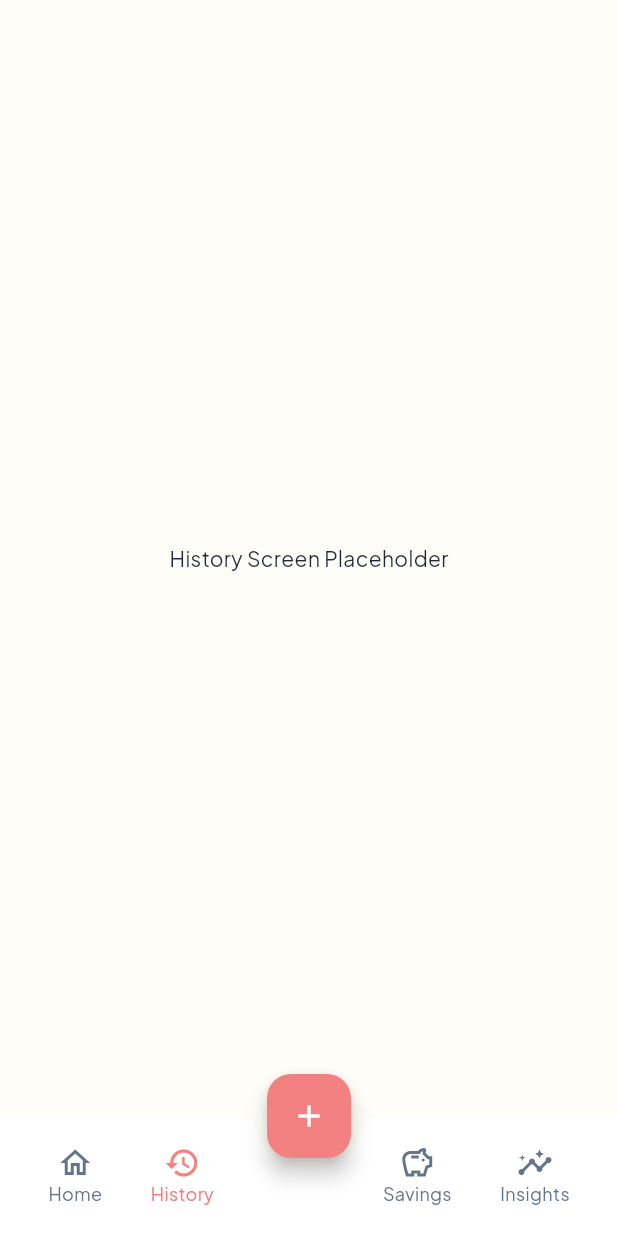
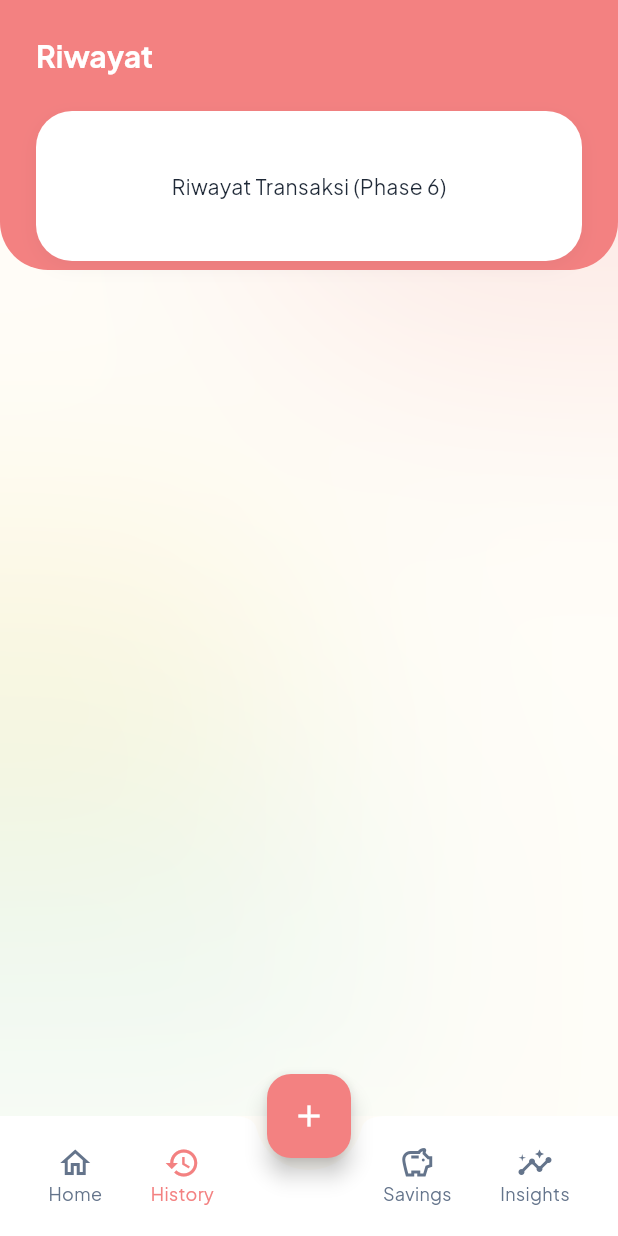
Before and after one commit to elfnc/sakuin, a Flutter app: the HistoryScreen screen opened by its route, on a phone screen of 412 x 824 dp. Run offline on Flutter 3.47's test engine with Material 3 defaults, Android fonts, the phone set to English and light mode, and no system bars; our stand-ins replace drift, flutter_riverpod, go_router, google_fonts, riverpod_annotation; accounts and stored records are empty; generated files the repository leaves out were written again.

Commit message:
Add curved headers to shell screens

```diff
--- a/lib/features/transaction/presentation/screens/history_screen.dart
+++ b/lib/features/transaction/presentation/screens/history_screen.dart
@@ -1,13 +1,69 @@
 import 'package:flutter/material.dart';
+
+import 'package:sakuin/core/constants/app_colors.dart';
+import 'package:sakuin/core/constants/app_spacing.dart';
 
 class HistoryScreen extends StatelessWidget {
   const HistoryScreen({super.key});
 
   @override
   Widget build(BuildContext context) {
-    return const Scaffold(
-      body: Center(
-        child: Text('History Screen Placeholder'),
+    return Scaffold(
+      backgroundColor: Colors.transparent,
+      body: Stack(
+        children: [
+          // Curved Header Background
+          Positioned(
+            top: 0,
+            left: 0,
+            right: 0,
+            height: 180,
+            child: Container(
+              decoration: const BoxDecoration(
+                color: AppColors.primary,
+                borderRadius: BorderRadius.vertical(bottom: Radius.circular(32)),
+              ),
+            ),
+          ),
+          // Content
+          SafeArea(
+            bottom: false,
+            child: Column(
+              crossAxisAlignment: CrossAxisAlignment.stretch,
+              children: [
+                Padding(
+                  padding: const EdgeInsets.all(AppSpacing.s24),
+                  child: Text(
+                    'Riwayat',
+                    style: Theme.of(context).textTheme.headlineMedium?.copyWith(
+                      color: AppColors.surface,
+                    ),
+                  ),
+                ),
+                // Placeholder overlapping card
+                Padding(
+                  padding: const EdgeInsets.symmetric(horizontal: AppSpacing.s24),
+                  child: Container(
+                    height: 100,
+                    decoration: BoxDecoration(
+                      color: AppColors.surface,
+                      borderRadius: BorderRadius.circular(24),
+                      boxShadow: [
+                        BoxShadow(
+                          color: AppColors.textPrimary.withValues(alpha: 0.05),
+                          blurRadius: 10,
+                          offset: const Offset(0, 4),
+                        ),
+                      ],
+                    ),
+                    alignment: Alignment.center,
+                    child: Text('Riwayat Transaksi (Phase 6)', style: Theme.of(context).textTheme.bodyMedium),
+                  ),
+                ),
+              ],
+            ),
+          ),
+        ],
       ),
     );
   }
```
Also changed, not shown: lib/features/insight/presentation/screens/insights_screen.dart (+59 -3 lines), lib/features/savings/presentation/screens/savings_screen.dart (+59 -3 lines).
